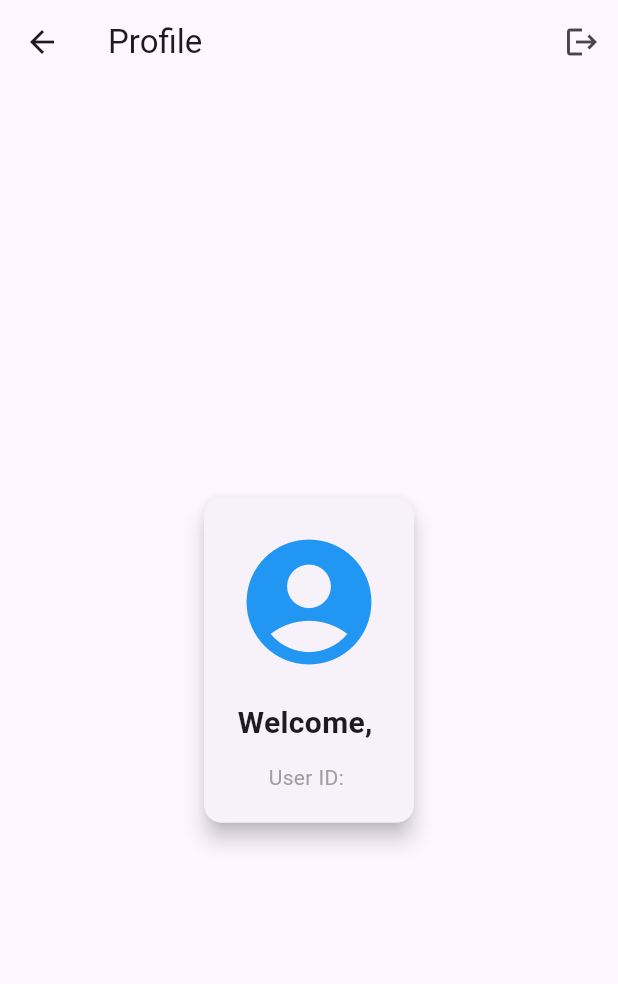
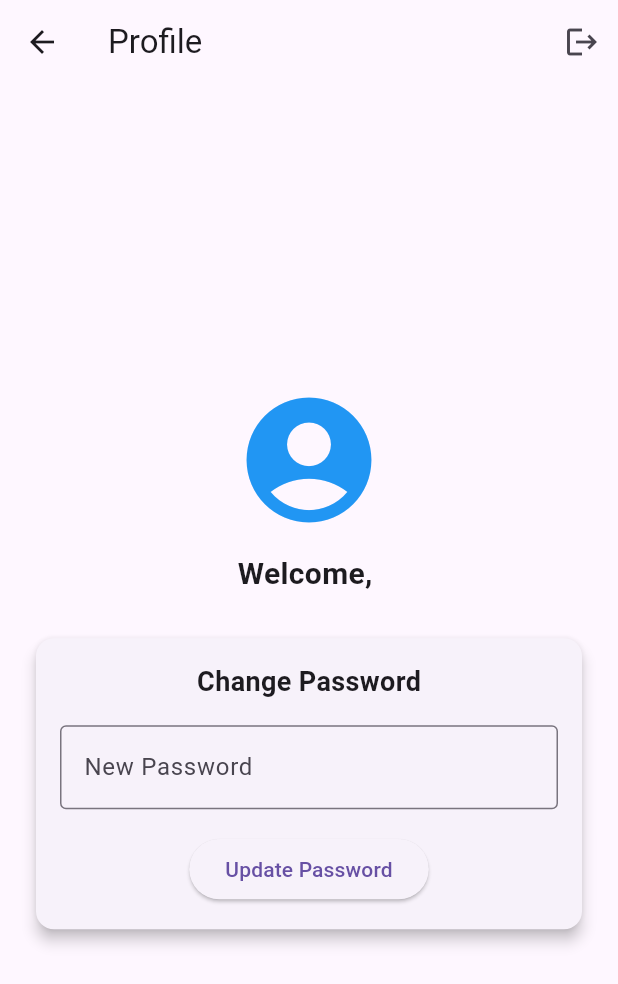
Before and after one commit to usmann56/inclass16, a Flutter app: the ProfileScreen screen opened directly with empty values, on a phone screen of 412 x 824 dp. Shown: the top 984 px of the screen. Run offline on Flutter 3.47's test engine with Material 3 defaults, Android fonts, the phone set to English and light mode, and no system bars; our stand-ins replace cloud_firestore, firebase_auth, firebase_core; accounts and stored records are empty.

Commit message:
password change functionality

```diff
--- a/lib/screens/profile_screen.dart
+++ b/lib/screens/profile_screen.dart
@@ -1,10 +1,51 @@
 import 'package:flutter/material.dart';
 import 'package:firebase_auth/firebase_auth.dart';
 
-class ProfileScreen extends StatelessWidget {
+class ProfileScreen extends StatefulWidget {
   final User user;
 
   const ProfileScreen({Key? key, required this.user}) : super(key: key);
+
+  @override
+  State<ProfileScreen> createState() => _ProfileScreenState();
+}
+
+class _ProfileScreenState extends State<ProfileScreen> {
+  final TextEditingController _passwordController = TextEditingController();
+  bool _isChanging = false;
+  String? _statusMessage;
+
+  Future<void> _changePassword() async {
+    setState(() {
+      _isChanging = true;
+      _statusMessage = null;
+    });
+
+    try {
+      await widget.user.updatePassword(_passwordController.text);
+      setState(() {
+        _statusMessage = 'Password changed successfully';
+      });
+      _passwordController.clear();
+    } on FirebaseAuthException catch (e) {
+      setState(() {
+        if (e.code == 'requires-recent-login') {
+          _statusMessage =
+              'Please log out and sign in again before changing password.';
+        } else {
+          _statusMessage = 'Failed to change password: ${e.message}';
+        }
+      });
+    } catch (e) {
+      setState(() {
+        _statusMessage = 'An unexpected error occurred.';
+      });
+    } finally {
+      setState(() {
+        _isChanging = false;
+      });
+    }
+  }
 
   @override
   Widget build(BuildContext context) {
@@ -22,33 +63,79 @@ class ProfileScreen extends StatelessWidget {
         ],
       ),
       body: Center(
-        child: Card(
-          margin: const EdgeInsets.all(16),
-          elevation: 6,
-          shape: RoundedRectangleBorder(
-            borderRadius: BorderRadius.circular(12),
-          ),
-          child: Padding(
+        child: SingleChildScrollView(
           padding: const EdgeInsets.all(20),
           child: Column(
-              mainAxisSize: MainAxisSize.min,
             children: [
               const Icon(Icons.account_circle, size: 100, color: Colors.blue),
-                const SizedBox(height: 16),
+              const SizedBox(height: 12),
               Text(
-                  'Welcome, ${user.email}',
+                'Welcome, ${widget.user.email}',
                 style: const TextStyle(
                   fontSize: 20,
                   fontWeight: FontWeight.bold,
                 ),
               ),
-                const SizedBox(height: 12),
+              const SizedBox(height: 24),
+              Card(
+                elevation: 4,
+                shape: RoundedRectangleBorder(
+                  borderRadius: BorderRadius.circular(12),
+                ),
+                child: Padding(
+                  padding: const EdgeInsets.all(16.0),
+                  child: Column(
+                    children: [
+                      const Text(
+                        'Change Password',
+                        style: TextStyle(
+                          fontSize: 18,
+                          fontWeight: FontWeight.w600,
+                        ),
+                      ),
+                      const SizedBox(height: 16),
+                      TextField(
+                        controller: _passwordController,
+                        obscureText: true,
+                        decoration: const InputDecoration(
+                          labelText: 'New Password',
+                          border: OutlineInputBorder(),
+                        ),
+                      ),
+                      const SizedBox(height: 16),
+                      _isChanging
+                          ? const CircularProgressIndicator()
+                          : ElevatedButton(
+                              onPressed: () {
+                                if (_passwordController.text.isNotEmpty) {
+                                  _changePassword();
+                                } else {
+                                  setState(() {
+                                    _statusMessage =
+                                        'Please enter a new password.';
+                                  });
+                                }
+                              },
+                              child: const Text('Update Password'),
+                            ),
+                      if (_statusMessage != null) ...[
+                        const SizedBox(height: 16),
                         Text(
-                  'User ID: ${user.uid}',
-                  style: const TextStyle(color: Colors.grey),
+                          _statusMessage!,
+                          style: TextStyle(
+                            color: _statusMessage!.contains('successfully')
+                                ? Colors.green
+                                : Colors.red,
+                            fontWeight: FontWeight.w500,
+                          ),
+                          textAlign: TextAlign.center,
                         ),
                       ],
+                    ],
                   ),
+                ),
+              ),
+            ],
           ),
         ),
       ),
```
Lines whose indentation alone changed are shown as unchanged.
